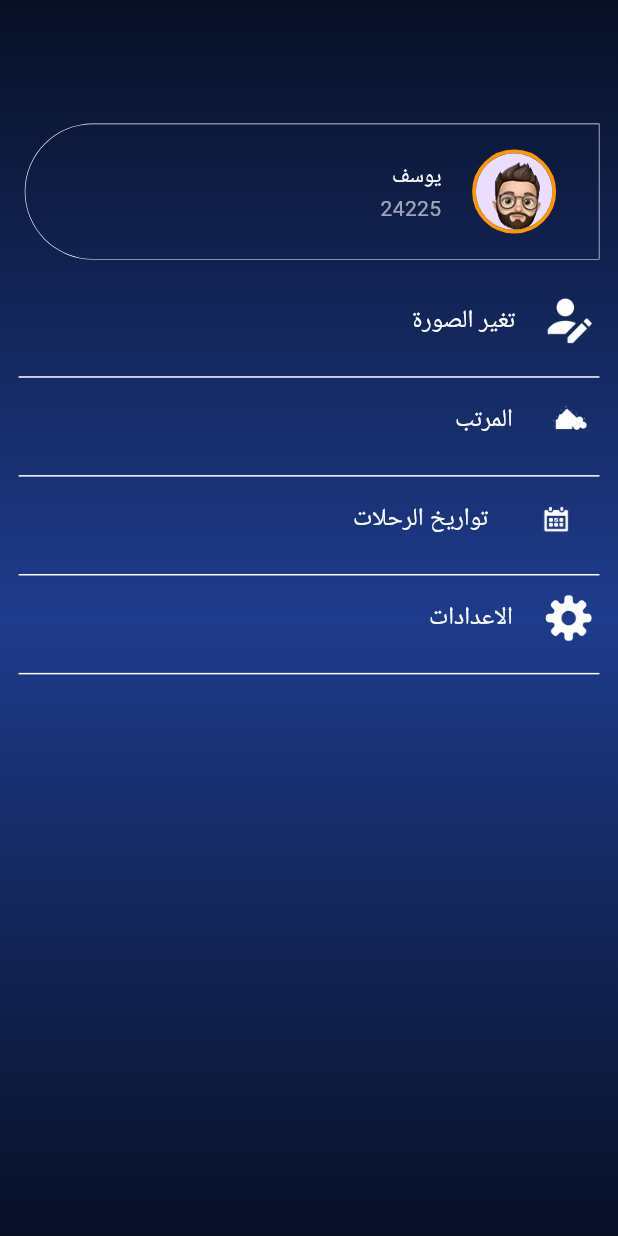
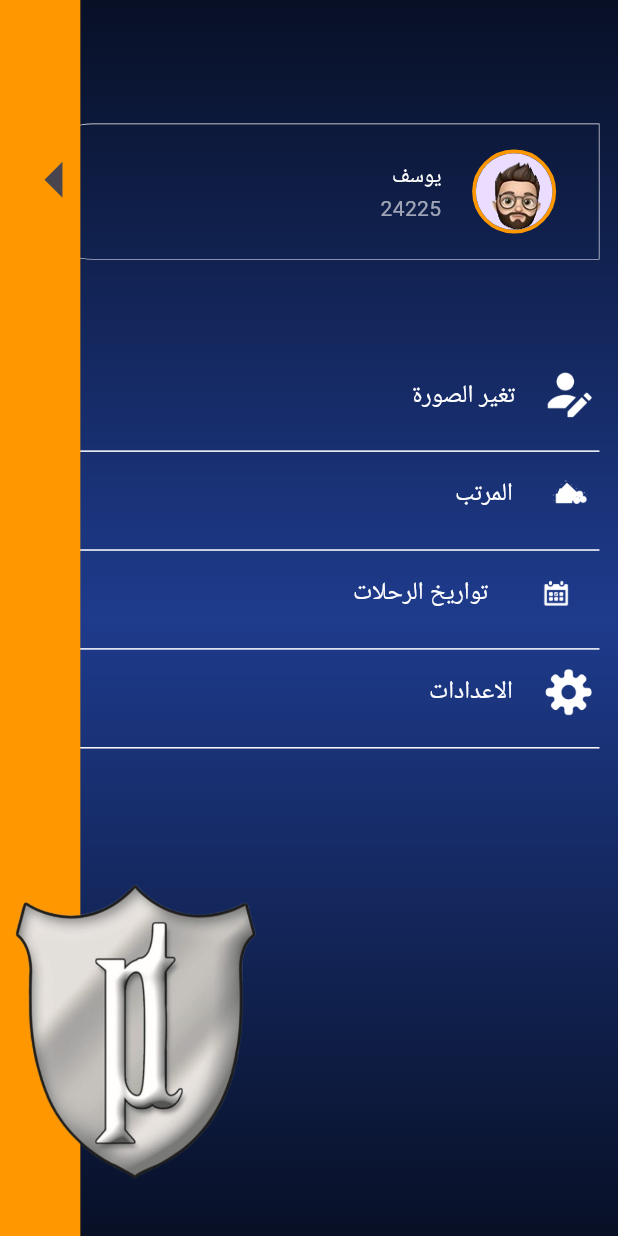
Before and after one commit to Elsadany27/TransportApp, a Flutter app: the HomePage screen opened directly, after a tap on the "horizontal split" icon, on a phone screen of 412 x 824 dp. Run offline on Flutter 3.47's test engine with Material 3 defaults, Android fonts, the phone set to English and light mode, and no system bars; our stand-ins replace firebase_core, firebase_storage, flutter_bloc, geolocator, image_picker, latlong2; missing offline and left inert: location_picker_flutter_map, qr_code_scanner_plus; accounts and stored records are empty.

Commit message:
updates home and sidbar

```diff
--- a/lib/core/constant/CustomeElevatedBustton.dart
+++ b/lib/core/constant/CustomeElevatedBustton.dart
@@ -1,4 +1,5 @@
 import 'package:flutter/material.dart';
+import 'package:trasportation/core/utilities/app_color.dart';
 
 class CustomeElevatedBustton extends StatelessWidget {
    CustomeElevatedBustton({super.key,this.textt,required this.ontap});
@@ -10,7 +11,7 @@ class CustomeElevatedBustton extends StatelessWidget {
 
     return  Padding(
       padding:  EdgeInsets.only(left: screenSize.width*0.06,right: screenSize.width*0.06,top: screenSize.height*0.05),
-      child: ElevatedButton(onPressed: ontap, child: Text("$textt",style: TextStyle(color: Colors.white,fontWeight: FontWeight.bold),),style: ElevatedButton.styleFrom(
+      child: ElevatedButton(onPressed: ontap, child: Text("$textt",style: TextStyle(color:Colors.white,fontWeight: FontWeight.bold,fontSize: screenSize.width*0.04),),style: ElevatedButton.styleFrom(
           backgroundColor: Colors.black,
           elevation: 30,
           shadowColor: Colors.black,
--- /dev/null
+++ b/lib/core/utilities/app_color.dart
@@ -0,0 +1,3 @@
+import 'dart:ui';
+
+Color primerColor=Color(0xffEA7E26);
--- a/lib/core/utilities/app_images.dart
+++ b/lib/core/utilities/app_images.dart
@@ -1,8 +1,9 @@
 class Assets{
-  static String logo="images/assets/c207e592-8c34-4610-99db-5a6e5e81bdf6-removebg-preview.png";
+  static String logo="images/assets/برنس_لوجو-removebg-preview.png";
   static String loginimage="images/assets/spalsh-removebg-preview (1).png";
+  static String loginimage2="images/assets/photo_2025-02-19_09-29-16-removebg-preview.png";
   static String qrimage="images/assets/bbus.jpg";
-  static String admin="images/assets/7229a2262762.5ec41fb7d6398-removebg-preview-removebg-preview-removebg-preview (1).png";
+  static String admin="images/assets/7229a2262762.5ec41fb7d6398-removebg-preview-removebg-preview-removebg-preview (2).png";
   static String money="images/assets/money-removebg-preview.png";
   static String date="images/assets/datee-removebg-preview.png";
   static String edit="images/assets/edit-removebg-preview.png";
--- a/lib/features/home/presentation/view model/homestate.dart
+++ b/lib/features/home/presentation/view model/homestate.dart
@@ -4,3 +4,8 @@ abstract class HomeState{}
 //change color and text
 class ChangeState extends HomeState{}
 class UnchangeState extends HomeState{}
+
+//chnage image
+class DisplayImage extends HomeState{}
+class IsloadingImage extends HomeState{}
+class NormalImage extends HomeState{}
--- a/lib/features/home/presentation/view/homepage.dart
+++ b/lib/features/home/presentation/view/homepage.dart
@@ -37,22 +37,27 @@ class HomePage extends StatelessWidget {
                         Text("${DateTime.now().year}-${DateTime.now().month}-${DateTime.now().day}",style: TextStyle(fontSize: screenSize.width*0.04,fontWeight: FontWeight.bold),)
                       ],
                     ),SizedBox(width: screenSize.width*0.01,),
-                    Center(child: BlocConsumer<HomeCubit, HomeState>(
-                      listener: (context, state) {},
-                      builder: (context, state) {
-                        return Text("رمسيس ==> التجمع الخامس",style: TextStyle(fontWeight: FontWeight.bold,fontSize: screenSize.width*0.04,color:BlocProvider.of<HomeCubit>(context).text=="انهاء الشيفت"? Colors.red:Colors.green,letterSpacing: 2.0));
-                      },
-                    )),
+                    Row(mainAxisAlignment: MainAxisAlignment.spaceEvenly,
+                      children: [
+                        //buttons carta / petrol
+                        ActionsButtons(),
 
-                    //buttons carta / petrol
-                    ActionsButtons(),
+                        Center(child: BlocConsumer<HomeCubit, HomeState>(
+                          listener: (context, state) {},
+                          builder: (context, state) {
+                            return Text("رمسيس ==> التجمع الخامس",style: TextStyle(fontWeight: FontWeight.bold,fontSize: screenSize.width*0.04,color:BlocProvider.of<HomeCubit>(context).text=="انهاء الشيفت"? Colors.red:Colors.green,letterSpacing: 1.5));
+                          },
+                        )),
+                      ],
+                    ),
+
                     //step ponits
                     CustomeStepper(),
                     //map
                     CustomeMap(),
                     //search by
                     SizedBox(height: screenSize.height*0.02,),
-                    CustomeTextformfield(secure: false, ontap: (){},textt: "حدد منطقة البدايه",preicon: Icon(Icons.location_on_outlined),),
+                    CustomeTextformfield(type: TextInputType.text,secure: false, ontap: (){},textt: "حدد منطقة البدايه",preicon: Icon(Icons.location_on_outlined),),
                     SizedBox(height: screenSize.height*0.05,)
                   ],
                 ),
--- a/lib/features/home/presentation/view/widgets/ImageWithTextSidebar.dart
+++ b/lib/features/home/presentation/view/widgets/ImageWithTextSidebar.dart
@@ -2,16 +2,18 @@ import 'package:flutter/material.dart';
 
 
 class ImageWithTextMenu extends StatelessWidget {
-  ImageWithTextMenu({super.key, this.image, this.text});
+  ImageWithTextMenu({super.key, this.image, this.text,required this.ontap});
 
   final String? text;
   final String? image;
-
+  final VoidCallback ontap;
   @override
   Widget build(BuildContext context) {
     final screenSize = MediaQuery.of(context).size;
 
-    return Container(
+    return InkWell(
+      onTap: ontap,
+      child: Container(
         margin: EdgeInsets.only(top:screenSize.height*0.010, left:screenSize.width *0.020, right:screenSize.width* 0.010,bottom: screenSize.height*0.02),
         child: Row(
           mainAxisAlignment: MainAxisAlignment.end,
@@ -25,6 +27,7 @@ class ImageWithTextMenu extends StatelessWidget {
 
           ],
         ),
+      ),
     );
   }
 }
--- a/lib/features/home/presentation/view/widgets/appbar.dart
+++ b/lib/features/home/presentation/view/widgets/appbar.dart
@@ -28,7 +28,7 @@ class Appbar extends StatelessWidget {
       child: Column(crossAxisAlignment: CrossAxisAlignment.center,
         children: [
           ListTile(
-            trailing: CircleAvatar(radius: 25,backgroundImage: AssetImage(Assets.admin),backgroundColor: Colors.white,),
+            trailing: CircleAvatar(radius: 25,backgroundImage:BlocProvider.of<HomeCubit>(context).urlimage==null? AssetImage(Assets.admin):NetworkImage("${BlocProvider.of<HomeCubit>(context).urlimage}"),backgroundColor: Colors.white,),
             title: Text("مرحبا يوسف ..👋 ",style: TextStyle(color: Colors.white,fontSize: screenSize.width*0.06,fontWeight: FontWeight.bold),textDirection: TextDirection.rtl,),
             subtitle: Text("اتمنى لك يوما سعيدا ",style: TextStyle(color: Colors.white70,fontSize: screenSize.width*0.04,fontWeight: FontWeight.w500),textDirection: TextDirection.rtl,),
             leading: IconButton(onPressed: (){
--- a/lib/features/home/presentation/view/widgets/customecircleavatat.dart
+++ b/lib/features/home/presentation/view/widgets/customecircleavatat.dart
@@ -1,21 +1,35 @@
 import 'package:flutter/material.dart';
+import 'package:flutter_bloc/flutter_bloc.dart';
+import 'package:trasportation/core/utilities/app_images.dart';
+import 'package:trasportation/features/home/presentation/view%20model/homecubit.dart';
+import 'package:trasportation/features/home/presentation/view%20model/homestate.dart';
 
 
 class CustomeCircleAvatar extends StatelessWidget {
-  CustomeCircleAvatar({super.key,this.image});
-  String? image;
+  CustomeCircleAvatar({super.key});
+
   @override
   Widget build(BuildContext context) {
     final screenSize = MediaQuery.of(context).size;
-    return  Container(
+    return  BlocProvider(
+  create: (context) => HomeCubit(),
+  child: Container(
       decoration: BoxDecoration(
           shape: BoxShape.circle,
           border: Border.all(width:screenSize.width *0.006,color: Colors.orange)
       ),
-      child: CircleAvatar(
+      child: BlocConsumer<HomeCubit, HomeState>(
+  listener: (context, state) {
+    // TODO: implement listener
+  },
+  builder: (context, state) {
+    return CircleAvatar(
         radius: 30,
-        backgroundImage: AssetImage("$image"),
-      ),
-    );
+        backgroundImage: BlocProvider.of<HomeCubit>(context).urlimage==null?AssetImage(Assets.admin):NetworkImage("${BlocProvider.of<HomeCubit>(context).urlimage}"),
+      );
+  },
+),
+    ),
+);
   }
 }
--- a/lib/features/home/presentation/view/widgets/customesidebar.dart
+++ b/lib/features/home/presentation/view/widgets/customesidebar.dart
@@ -1,4 +1,7 @@
 import 'package:flutter/material.dart';
+import 'package:flutter_bloc/flutter_bloc.dart';
+import 'package:trasportation/features/home/presentation/view%20model/homecubit.dart';
+import 'package:trasportation/features/home/presentation/view%20model/homestate.dart';
 import '../../../../../core/utilities/app_images.dart';
 import 'ImageWithTextSidebar.dart';
 import 'customecircleavatat.dart';
@@ -9,7 +12,9 @@ class CustomeSidebar extends StatelessWidget {
   @override
   Widget build(BuildContext context) {
     final screenSize = MediaQuery.of(context).size;
-    return Scaffold(
+    return BlocProvider(
+  create: (context) => HomeCubit(),
+  child: Scaffold(
       body: Stack(
           children: [
             //bottom element (details of menu)
@@ -26,7 +31,7 @@ class CustomeSidebar extends StatelessWidget {
                 ),
               ),child: Column(children: [
               Container(
-                margin: EdgeInsets.only(top: screenSize.height*0.050,left: screenSize.width*0.010,bottom: screenSize.height*0.02),
+                margin: EdgeInsets.only(top: screenSize.height*0.050,left: screenSize.width*0.010,bottom: screenSize.height*0.08),
                 alignment: Alignment.center,
                 height:screenSize.height* 0.110,
                 width: screenSize.width,
@@ -35,45 +40,46 @@ class CustomeSidebar extends StatelessWidget {
                   borderRadius: BorderRadius.only(topLeft: Radius.circular(100),bottomLeft: Radius.circular(100)),),
                 child: ListTile(
                   title:Text("يوسف",style: TextStyle(color: Colors.white,fontSize: screenSize.width*0.035),textDirection: TextDirection.rtl,) ,
-                  trailing: CustomeCircleAvatar(image: "${Assets.admin}",),
+                  trailing: CustomeCircleAvatar(),
                   subtitle: Text("24225",style: TextStyle(color: Colors.white60),textDirection: TextDirection.rtl,),
                 ),),
 
               //properties
-              //
-              ImageWithTextMenu(image: "${Assets.edit}",text: "تغير الصورة",),
+              ImageWithTextMenu(ontap: (){
+                BlocProvider.of<HomeCubit>(context).editImage();
+              },image: "${Assets.edit}",text: "تغير الصورة",),
               Divider(height: screenSize.height*0.01,color: Colors.white),
 
-              ImageWithTextMenu(image: "${Assets.money}",text: "المرتب",),
+              ImageWithTextMenu(ontap: (){},image: "${Assets.money}",text: "المرتب",),
               Divider(height: screenSize.height*0.01,color: Colors.white),
 
-              ImageWithTextMenu(image: "${Assets.date}",text: "تواريخ الرحلات",),
+              ImageWithTextMenu(ontap: (){},image: "${Assets.date}",text: "تواريخ الرحلات",),
               Divider(height: screenSize.height*0.01,color: Colors.white),
 
-              ImageWithTextMenu(image: "${Assets.setting}",text: "الاعدادات",),
+              ImageWithTextMenu(ontap: (){},image: "${Assets.setting}",text: "الاعدادات",),
               Divider(height: screenSize.height*0.01,color: Colors.white),
-
 
             ],),),
 
-            // Row(
-            //   crossAxisAlignment: CrossAxisAlignment.end,
-            //   mainAxisAlignment: MainAxisAlignment.end,
-            //   children: [
-            //     Image.asset(Assets.logo,height: screenSize.height*0.22,),SizedBox(width: screenSize.width*0.03,),
-            //     Container(
-            //       alignment: Alignment.topCenter,
-            //       padding: EdgeInsets.only(top:screenSize.height*0.1,left: screenSize.width*0.05,right: screenSize.width*0.05 ),
-            //       width: screenSize.width*0.17,
-            //       height: screenSize.height,
-            //       color: Colors.orange,
-            //       child:InkWell(
-            //           onTap: () =>Navigator.of(context).pop(),
-            //           child: Image.asset(Assets.loginimage,)),
-            //     ),
-            //   ],
-            // )
+            Row(
+              crossAxisAlignment: CrossAxisAlignment.start,
+              mainAxisAlignment: MainAxisAlignment.start,
+              children: [
+                Container(
+                  alignment: Alignment.topCenter,
+                  padding: EdgeInsets.only(top:screenSize.height*0.1, ),
+                  width: screenSize.width*0.13,
+                  height: screenSize.height,
+                  color: Colors.orange,
+                  child:IconButton(onPressed: (){
+                    Navigator.of(context).pop();
+                  },icon:Icon(Icons.arrow_left,size: screenSize.width*0.14,)),
+                )],
+            ),
+            Container(margin: EdgeInsets.only(bottom: screenSize.height*0.04),alignment: Alignment.bottomLeft,child: Image.asset(Assets.logo,height: screenSize.height*0.25,)),
           ]),
-    );
+    ),
+
+);
   }
 }
--- a/lib/features/login/presentation/view/qrScaanPage.dart
+++ b/lib/features/login/presentation/view/qrScaanPage.dart
@@ -1,6 +1,7 @@
 import 'dart:io';
 import 'package:flutter/material.dart';
 import 'package:qr_code_scanner_plus/qr_code_scanner_plus.dart';
+import 'package:trasportation/core/utilities/app_color.dart';
 
 import 'package:trasportation/core/utilities/app_images.dart';
 import 'package:trasportation/features/home/presentation/view/homepage.dart';
@@ -63,7 +64,7 @@ class _QrScaanPageState extends State<QrScaanPage> {
               actions: [
                 ElevatedButton(
                   style: ElevatedButton.styleFrom(
-                    backgroundColor: Colors.blue,
+                    backgroundColor: Colors.black,
                     padding: EdgeInsets.symmetric(horizontal: screenSize.width * 0.12, vertical: screenSize.height * 0.02),
                     shape: RoundedRectangleBorder(
                       borderRadius: BorderRadius.circular(8),
--- a/lib/features/login/presentation/view/widgets/customeTextformfield.dart
+++ b/lib/features/login/presentation/view/widgets/customeTextformfield.dart
@@ -1,9 +1,10 @@
 import 'package:flutter/material.dart';
 
 class CustomeTextformfield extends StatelessWidget {
-   CustomeTextformfield({super.key,this.textt,required this.secure,this.controller,this.preicon,this.suffixicon,required this.ontap});
+   CustomeTextformfield({super.key,required this.type,this.textt,required this.secure,this.controller,this.preicon,this.suffixicon,required this.ontap});
   String? textt;
   TextEditingController? controller;
+   TextInputType? type;
   bool secure;
   Icon? preicon;
   IconData? suffixicon;
@@ -11,6 +12,7 @@ class CustomeTextformfield extends StatelessWidget {
   @override
   Widget build(BuildContext context) {
     return  TextFormField(
+      keyboardType:type,
       obscureText:secure ,
        controller: controller,
       decoration: InputDecoration(
--- a/lib/features/splashscreen/presentation/view/widgets/spalshscreenbody.dart
+++ b/lib/features/splashscreen/presentation/view/widgets/spalshscreenbody.dart
@@ -23,12 +23,12 @@ class _SpalshScreenBodyState extends State<SpalshScreenBody> with SingleTickerPr
   Widget build(BuildContext context) {
     final screenSize = MediaQuery.of(context).size;
     return Scaffold(
-        backgroundColor: Colors.white,
+        backgroundColor: Colors.black,
         body: AnimatedBuilder(
         animation: _animationController,
         builder: (context, child) =>Center(
       child: AnimatedOpacity(
-          child: Image.asset(Assets.logo,height:screenSize.height*0.9,),
+          child: Image.asset(Assets.logo,height:screenSize.height*0.27),
           opacity: _animationController.value, duration: Duration(seconds: 3)),
     ),
     ));
--- a/lib/main.dart
+++ b/lib/main.dart
@@ -1,3 +1,4 @@
+import 'package:firebase_core/firebase_core.dart';
 import 'package:flutter/cupertino.dart';
 import 'package:flutter/material.dart';
 import 'package:flutter_bloc/flutter_bloc.dart';
@@ -5,7 +6,9 @@ import 'package:trasportation/features/home/presentation/view%20model/homecubit.
 import 'package:trasportation/features/login/presentation/view%20model/logincubit.dart';
 import 'package:trasportation/features/splashscreen/presentation/view/splashscreen.dart';
 
-main(){
+main()async{
+  WidgetsFlutterBinding.ensureInitialized();
+  await Firebase.initializeApp();
   runApp(MyApp());
 }
 
--- a/pubspec.yaml
+++ b/pubspec.yaml
@@ -40,6 +40,10 @@ dependencies:
 #  google_maps_flutter:
   location_picker_flutter_map: ^3.0.1
   flutter_steps: ^1.0.5
+  image_picker:
+  cloud_firestore:
+  firebase_storage:
+  firebase_core:
 
 
 dev_dependencies:
```
Also changed, not shown: lib/features/home/presentation/view model/homecubit.dart (+29 -0 lines), lib/features/home/presentation/view/widgets/actionsbuttons.dart (+15 -9 lines), lib/features/login/presentation/view/loginpage.dart (+4 -4 lines), images/assets/7229a2262762.5ec41fb7d6398-removebg-preview-removebg-preview-removebg-preview (2).png (added), images/assets/photo_2025-02-19_09-29-16-removebg-preview.png (added), images/assets/برنس_لوجو-removebg-preview.png (added), pubspec.lock, 8 other files. Lines whose indentation alone changed are shown as unchanged.
